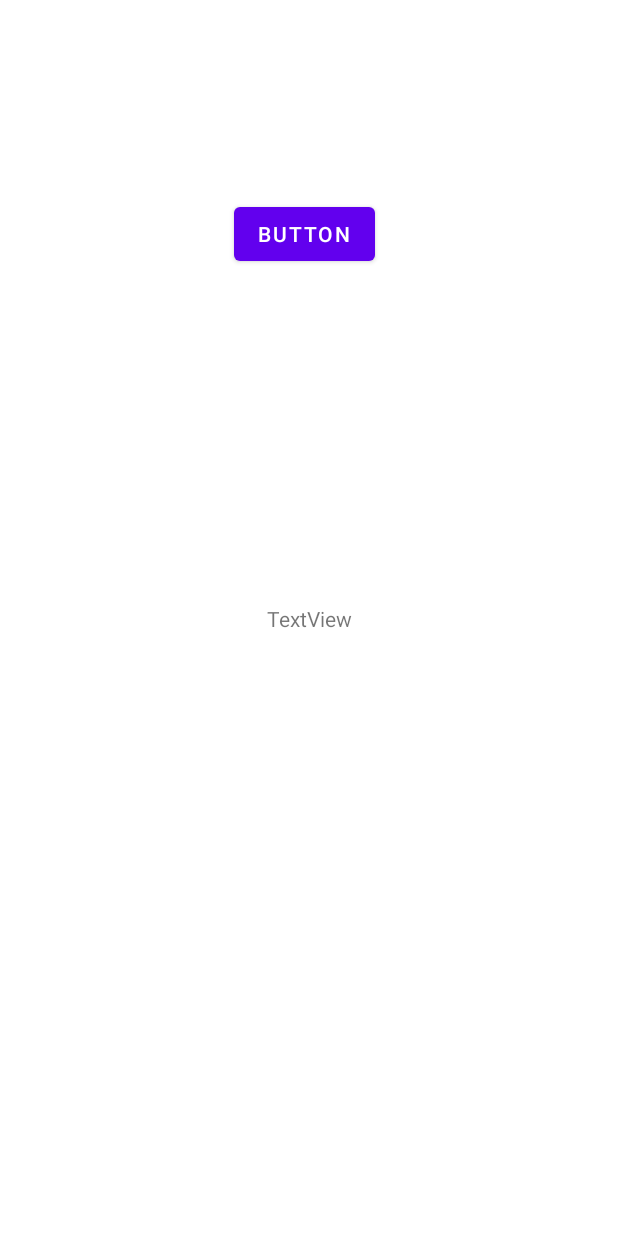
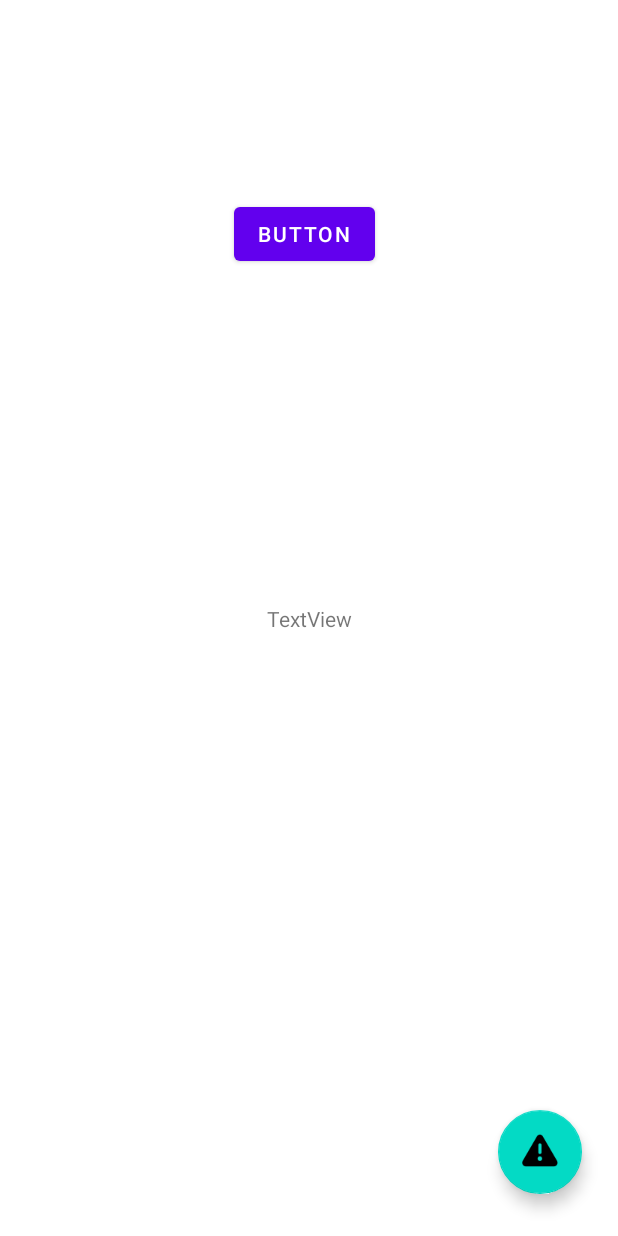
Before and after one commit to champseo2017/learn_kotlin_02, an Android app: the screen it shows after launch (MainActivity), on a phone screen of 412 x 824 dp. Run offline under Robolectric (Android 15) with nearby library versions, the phone set to English and light mode, and no system bars.

```diff
--- a/app/src/main/java/com/example/myapp01/MainActivity.kt
+++ b/app/src/main/java/com/example/myapp01/MainActivity.kt
@@ -3,6 +3,7 @@ package com.example.myapp01
 import androidx.appcompat.app.AppCompatActivity
 import android.os.Bundle
 import android.widget.Toast
+import com.google.android.material.snackbar.Snackbar
 import kotlinx.android.synthetic.main.activity_main.*
 
 class MainActivity: AppCompatActivity() {
@@ -15,20 +16,8 @@ class MainActivity: AppCompatActivity() {
             tvOutput.text = "สวัสดี Android-Kotlin"
             Toast.makeText(this, "สวัสดี Android-Kotlin", Toast.LENGTH_LONG).show()
         }
+        fabShow.setOnClickListener {view ->
+            Snackbar.make(view, "Hello Snackbar", Snackbar.LENGTH_LONG).show()
+        }
     }
-    /*
-    *  เมธอด onCreate() ใน class MainActivity ถูกสั่งให้ทำงานเป็นลำดับแรกโดย
-    * อัตโนมัติ
-    * เมธอด setContentView() สั่งให้ใช้ส่วนแสดงผลที่ชื่อว่า activity_main.xml แสดง
-    * ออกมาเป็นหน้าจอแรก (setContentView(R.layout.activity_main))
-    *
-    *  เมื่อผู้ใช้งานคลิกปุ่ม cmdShow จะมีเหตุการณ์ setOnClickListener() ขึ้นมา
-    *  การทำงานภายในเหตุการณ์มี 2 อย่างคือ
-    *  1. กำหนดให้ TextView ที่ชื่อว่า tvOutput แสดงข้อความ "สวัสดี Android-Kotlin"
-    *  2. กำหนดให้แสดงข้อความแจ้งเตือนแบบ Toast ระยะเวลาปรากฏข้อความแบบ Toast สามารถกำหนดได้
-    *     2 แบบคือ ระยะเวลานาน (LENGTH_LONG) กับ ระยะสั้น (LENGTH_SHORT)
-    *  3. สามารถระบุ widget ต่างๆ ได้ ที่อยู่ในไฟล์ activity_main.xml ได้โดย code ของ
-    *     ภาษา Kotlin เกิดจาก Package ที่ชื่อว่า kotlinx.android.synthetic.main.activity_main.*
-    *
-    *  */
 }
--- a/app/src/main/res/layout/activity_main.xml
+++ b/app/src/main/res/layout/activity_main.xml
@@ -31,6 +31,18 @@
             app:layout_constraintStart_toStartOf="parent"
             app:layout_constraintTop_toTopOf="parent" />
 
+        <com.google.android.material.floatingactionbutton.FloatingActionButton
+            android:id="@+id/fabShow"
+            android:layout_width="wrap_content"
+            android:layout_height="wrap_content"
+            android:layout_marginEnd="24dp"
+            android:layout_marginBottom="28dp"
+            android:clickable="true"
+            app:layout_constraintBottom_toBottomOf="parent"
+            app:layout_constraintEnd_toEndOf="parent"
+            app:srcCompat="@android:drawable/ic_dialog_alert"
+            tools:ignore="SpeakableTextPresentCheck" />
+
     </androidx.constraintlayout.widget.ConstraintLayout>
 
 </androidx.coordinatorlayout.widget.CoordinatorLayout>
```
